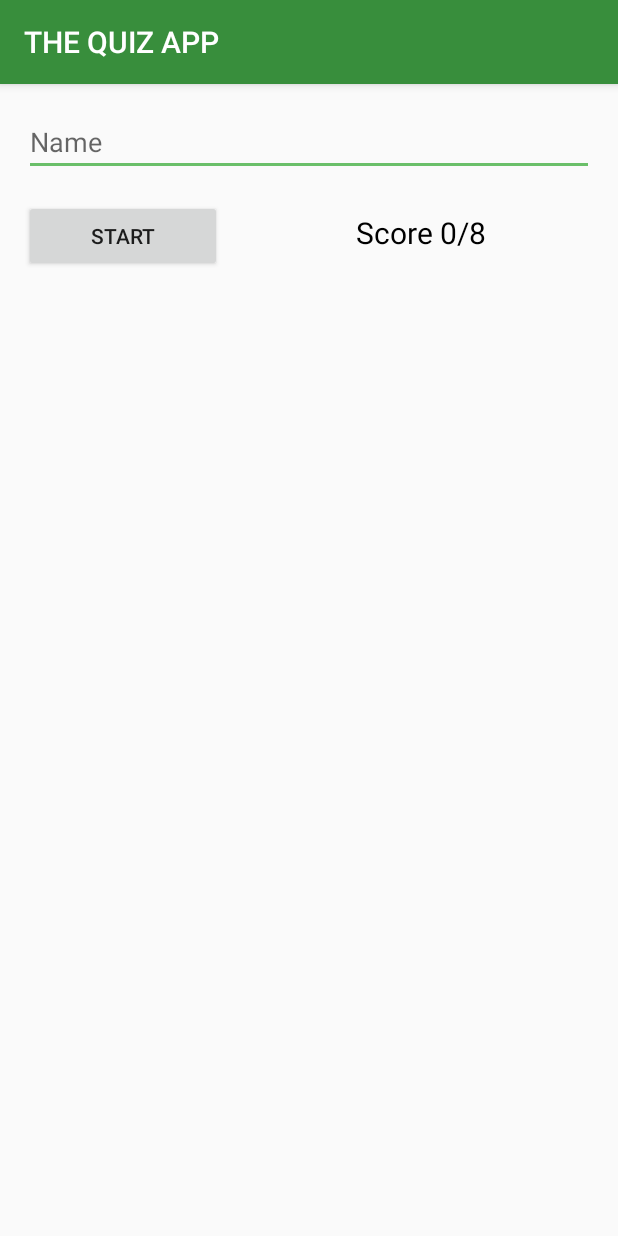
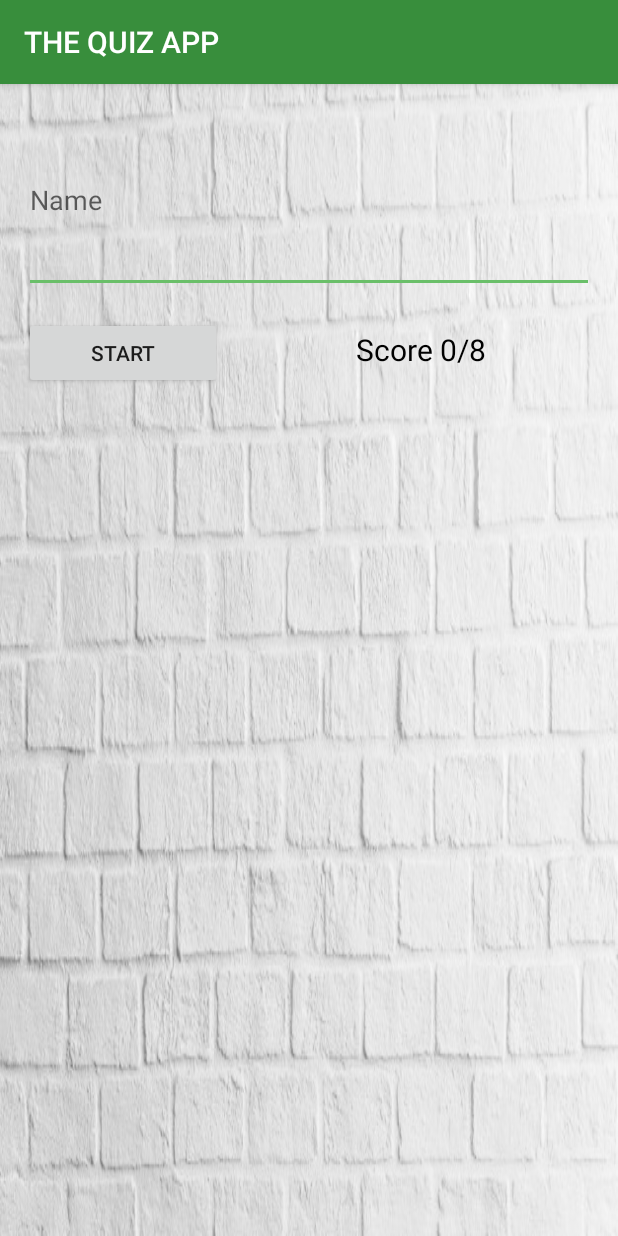
Before and after one commit to jrforbes24/the_quiz_app, an Android app: the screen it shows after launch (MainActivity), on a phone screen of 412 x 824 dp. Run offline under Robolectric (Android 15) with nearby library versions, the phone set to English and light mode, and no system bars.

Commit message:
added background image

```diff
--- a/app/src/main/res/layout/activity_main.xml
+++ b/app/src/main/res/layout/activity_main.xml
@@ -3,30 +3,35 @@
     xmlns:tools="http://schemas.android.com/tools"
     android:layout_width="match_parent"
     android:layout_height="match_parent"
-    tools:context="com.jrforbes24.the_quiz_app.MainActivity">
+    tools:context="com.jrforbes24.the_quiz_app.MainActivity"
+    android:background="@drawable/paintroom"
+    android:fillViewport="true">
+
 
     <LinearLayout
         android:layout_width="match_parent"
         android:layout_height="wrap_content"
         android:orientation="vertical">
 
+
+
         <EditText
             android:id="@+id/the_name"
             android:layout_width="match_parent"
             android:layout_height="wrap_content"
+            android:layout_margin="16dp"
             android:layout_weight="1"
             android:hint="@string/hint_name"
-            android:layout_margin="16dp"
             android:imeOptions="actionDone"
-            android:singleLine="true"
+            android:inputType="textCapWords"
             android:lines="1"
-            android:inputType="textCapWords"/>
+            android:singleLine="true" />
 
         <LinearLayout
             android:layout_width="match_parent"
             android:layout_height="wrap_content"
+            android:layout_marginBottom="16dp"
             android:layout_weight="1"
-            android:layout_marginBottom="16dp"
             android:clickable="false"
             android:orientation="horizontal">
 
@@ -34,11 +39,11 @@
                 android:id="@+id/whichButton"
                 android:layout_width="0dp"
                 android:layout_height="wrap_content"
+                android:layout_marginLeft="16dp"
                 android:layout_marginStart="16dp"
-                android:layout_marginLeft="16dp"
                 android:layout_weight="1"
-                android:text="@string/start_button"
-                android:onClick="startOrQuit"/>
+                android:onClick="startOrQuit"
+                android:text="@string/start_button" />
 
             <TextView
                 android:id="@+id/the_score"
@@ -47,22 +52,22 @@
                 android:layout_weight="2"
                 android:text="@string/beggining_score"
                 android:textAlignment="center"
-                android:textSize="20sp"
-                android:textColor="#000000"/>
+                android:textColor="#000000"
+                android:textSize="20sp" />
         </LinearLayout>
 
         <TextView
             android:id="@+id/question_TV"
             android:layout_width="match_parent"
             android:layout_height="wrap_content"
+            android:layout_margin="16dp"
             android:layout_weight="1"
+            android:gravity="center_vertical"
+            android:text="@string/the_question"
             android:textAlignment="center"
-            android:gravity="center_vertical"
-            android:layout_margin="16dp"
-            android:visibility="gone"
+            android:textColor="#000000"
             android:textSize="20sp"
-            android:textColor="#000000"
-            android:text="@string/the_question"/>
+            android:visibility="gone" />
 
         <LinearLayout
             android:layout_width="match_parent"
@@ -74,14 +79,14 @@
                 android:id="@+id/the_answer_text"
                 android:layout_width="match_parent"
                 android:layout_height="wrap_content"
+                android:layout_margin="16dp"
                 android:layout_weight="1"
                 android:hint="@string/the_answer_hint"
-                android:layout_margin="16dp"
                 android:imeOptions="actionDone"
+                android:inputType="textCapWords"
+                android:lines="1"
                 android:singleLine="true"
-                android:lines="1"
-                android:inputType="textCapWords"
-                android:visibility="gone"/>
+                android:visibility="gone" />
 
             <RadioGroup
                 android:id="@+id/multi_radio"
@@ -89,94 +94,101 @@
                 android:layout_height="wrap_content"
                 android:orientation="vertical"
                 android:visibility="gone">
+
                 <RadioButton
                     android:id="@+id/radioButton1"
                     android:layout_width="wrap_content"
                     android:layout_height="wrap_content"
+                    android:layout_marginBottom="8dp"
+                    android:layout_marginLeft="16dp"
+                    android:onClick="onRadioButtonClicked"
                     android:text="@string/one_button"
-                    android:onClick="onRadioButtonClicked"
-                    android:layout_marginLeft="16dp"
-                    android:layout_marginBottom="8dp"
-                    android:textAppearance="?android:textAppearanceMedium"/>
+                    android:textAppearance="?android:textAppearanceMedium" />
+
                 <RadioButton
                     android:id="@+id/radioButton2"
                     android:layout_width="wrap_content"
                     android:layout_height="wrap_content"
+                    android:layout_marginBottom="8dp"
+                    android:layout_marginLeft="16dp"
+                    android:onClick="onRadioButtonClicked"
                     android:text="@string/two_button"
-                    android:onClick="onRadioButtonClicked"
-                    android:layout_marginLeft="16dp"
-                    android:layout_marginBottom="8dp"
-                    android:textAppearance="?android:textAppearanceMedium"/>
+                    android:textAppearance="?android:textAppearanceMedium" />
+
                 <RadioButton
                     android:id="@+id/radioButton3"
                     android:layout_width="wrap_content"
                     android:layout_height="wrap_content"
+                    android:layout_marginBottom="8dp"
+                    android:layout_marginLeft="16dp"
+                    android:onClick="onRadioButtonClicked"
                     android:text="@string/three_button"
-                    android:onClick="onRadioButtonClicked"
-                    android:layout_marginLeft="16dp"
-                    android:layout_marginBottom="8dp"
-                    android:textAppearance="?android:textAppearanceMedium"/>
+                    android:textAppearance="?android:textAppearanceMedium" />
+
                 <RadioButton
                     android:id="@+id/radioButton4"
                     android:layout_width="wrap_content"
                     android:layout_height="wrap_content"
+                    android:layout_marginBottom="8dp"
+                    android:layout_marginLeft="16dp"
+                    android:onClick="onRadioButtonClicked"
                     android:text="@string/four_button"
-                    android:onClick="onRadioButtonClicked"
-                    android:layout_marginLeft="16dp"
-                    android:layout_marginBottom="8dp"
-                    android:textAppearance="?android:textAppearanceMedium"/>
+                    android:textAppearance="?android:textAppearanceMedium" />
             </RadioGroup>
+
             <LinearLayout
                 android:id="@+id/check_box"
                 android:layout_width="wrap_content"
                 android:layout_height="wrap_content"
                 android:orientation="vertical"
                 android:visibility="gone">
+
                 <CheckBox
                     android:id="@+id/one_box"
                     android:layout_width="wrap_content"
                     android:layout_height="wrap_content"
+                    android:layout_marginBottom="8dp"
+                    android:layout_marginLeft="16dp"
+                    android:onClick="onCheckboxClicked"
                     android:text="U2"
-                    android:onClick="onCheckboxClicked"
-                    android:layout_marginLeft="16dp"
-                    android:layout_marginBottom="8dp"
-                    android:textAppearance="?android:textAppearanceMedium"/>
+                    android:textAppearance="?android:textAppearanceMedium" />
 
                 <CheckBox
                     android:id="@+id/two_box"
                     android:layout_width="wrap_content"
                     android:layout_height="wrap_content"
+                    android:layout_marginBottom="8dp"
+                    android:layout_marginLeft="16dp"
+                    android:onClick="onCheckboxClicked"
                     android:text="U2"
-                    android:onClick="onCheckboxClicked"
-                    android:layout_marginLeft="16dp"
-                    android:layout_marginBottom="8dp"
-                    android:textAppearance="?android:textAppearanceMedium"/>
+                    android:textAppearance="?android:textAppearanceMedium" />
+
                 <CheckBox
                     android:id="@+id/three_box"
                     android:layout_width="wrap_content"
                     android:layout_height="wrap_content"
+                    android:layout_marginBottom="8dp"
+                    android:layout_marginLeft="16dp"
+                    android:onClick="onCheckboxClicked"
                     android:text="U2"
-                    android:textAppearance="?android:textAppearanceMedium"
-                    android:layout_marginLeft="16dp"
-                    android:layout_marginBottom="8dp"
-                    android:onClick="onCheckboxClicked"/>
+                    android:textAppearance="?android:textAppearanceMedium" />
+
                 <CheckBox
                     android:id="@+id/four_box"
                     android:layout_width="wrap_content"
                     android:layout_height="wrap_content"
+                    android:layout_marginBottom="8dp"
+                    android:layout_marginLeft="16dp"
+                    android:onClick="onCheckboxClicked"
                     android:text="U2"
-                    android:textAppearance="?android:textAppearanceMedium"
-                    android:layout_marginLeft="16dp"
-                    android:layout_marginBottom="8dp"
-                    android:onClick="onCheckboxClicked"/>
+                    android:textAppearance="?android:textAppearanceMedium" />
             </LinearLayout>
-
-
-
 
 
         </LinearLayout>
 
+
+
     </LinearLayout>
 
 </ScrollView>
```
Also changed, not shown: app/src/main/res/drawable/paintroom.jpg (added).
